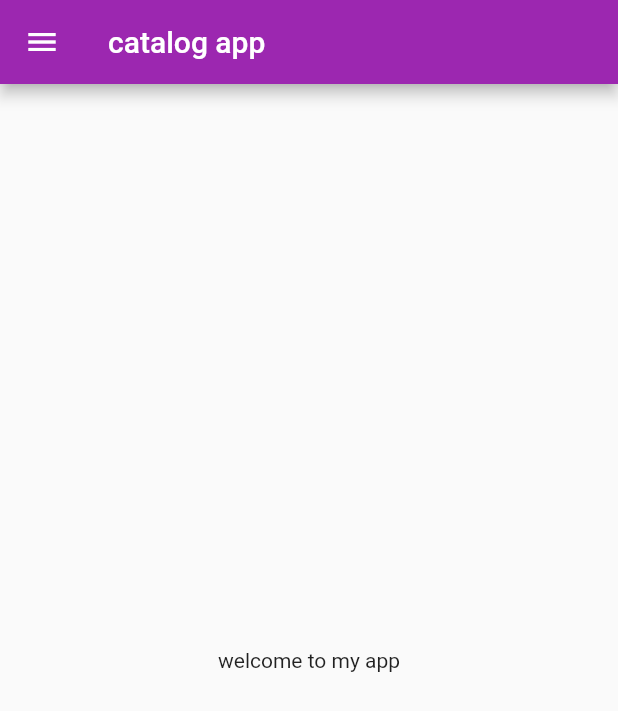
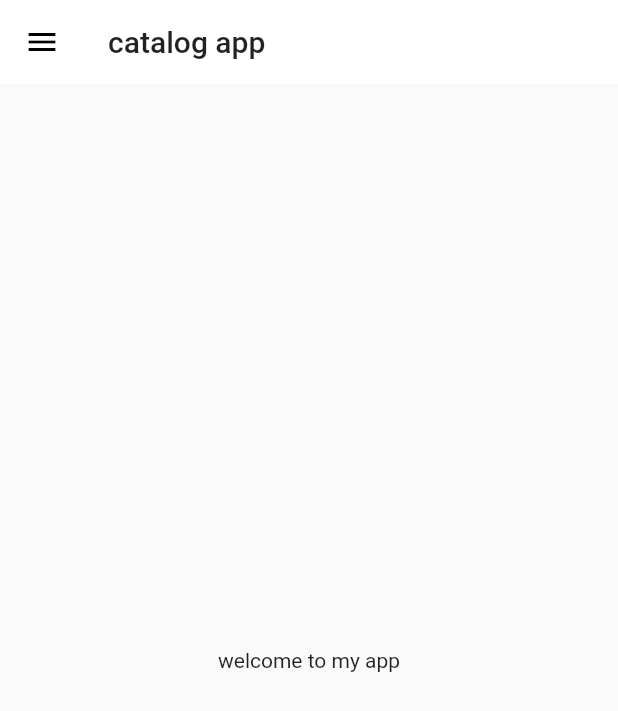
Before and after one commit to Dilip31/Flutterr-catalog, a Flutter app: the home_page screen opened by its route, on a phone screen of 412 x 824 dp. Shown: the top 711 px of the screen. Run offline on Flutter 3.47's test engine with Material 2 defaults, Android fonts, the phone set to English and light mode, and no system bars; our stand-ins replace google_fonts.

Commit message:
theme extrected

```diff
--- a/lib/main.dart
+++ b/lib/main.dart
@@ -2,7 +2,7 @@ import 'package:flutter/material.dart';
 import 'package:flutter_catalog/pages/home_page.dart';
 import 'package:flutter_catalog/pages/login.dart';
 import 'package:flutter_catalog/utils/routes.dart';
-import 'package:google_fonts/google_fonts.dart';
+import 'package:flutter_catalog/widgets/themes.dart';
 import 'package:google_fonts/google_fonts.dart';
 
 void main() {
@@ -16,11 +16,8 @@ class dealspeed extends StatelessWidget {
   @override
   Widget build(BuildContext context) {
     return MaterialApp(
-      themeMode: ThemeMode.dark,
-      theme: ThemeData(
-        primarySwatch: Colors.orange,
-        fontFamily: GoogleFonts.lato().fontFamily,
-      ),
+      themeMode: ThemeMode.light,
+      theme: Mytheme.lightTheme(context),
       debugShowCheckedModeBanner: false,
       darkTheme: ThemeData(primarySwatch: Colors.purple),
       initialRoute: "/login",
--- a/lib/pages/home_page.dart
+++ b/lib/pages/home_page.dart
@@ -9,7 +9,9 @@ class home_page extends StatelessWidget {
   Widget build(BuildContext context) {
     return Scaffold(
       appBar: AppBar(
-        title: const Text("catalog app"),
+        title: Text(
+          "catalog app",
+        ),
       ),
       body: const Center(
         child: Text("welcome to my app"),
--- /dev/null
+++ b/lib/widgets/themes.dart
@@ -0,0 +1,20 @@
+import 'package:flutter/material.dart';
+import 'package:google_fonts/google_fonts.dart';
+
+class Mytheme {
+  static ThemeData lightTheme(BuildContext context) => ThemeData(
+      primarySwatch: Colors.orange,
+      fontFamily: GoogleFonts.montserratAlternates().fontFamily,
+      appBarTheme: AppBarTheme(
+        color: Colors.white,
+        elevation: 0.0,
+        iconTheme: IconThemeData(color: Colors.black),
+        toolbarTextStyle: Theme.of(context).textTheme.bodyText2,
+        titleTextStyle: Theme.of(context).textTheme.headline6,
+      ));
+  static ThemeData darkTheme(BuildContext context) => ThemeData(
+
+brightness: Brightness.dark,
+
+      );
+}
```
